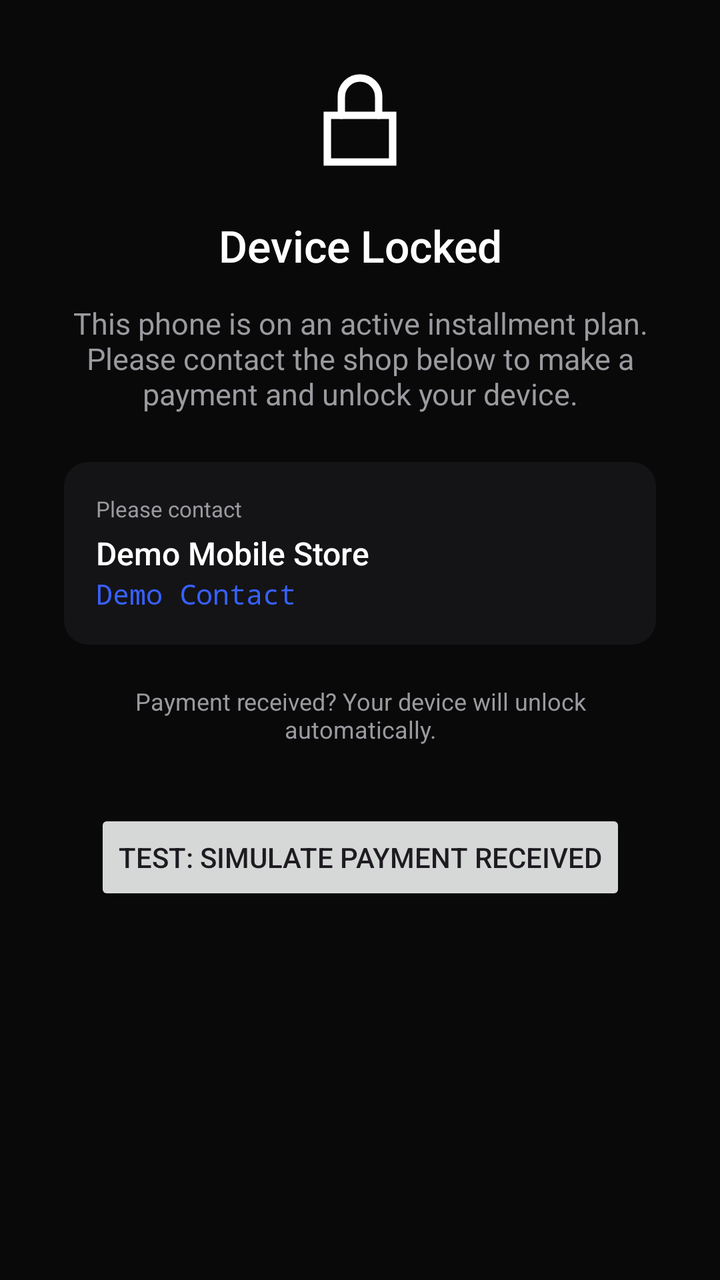
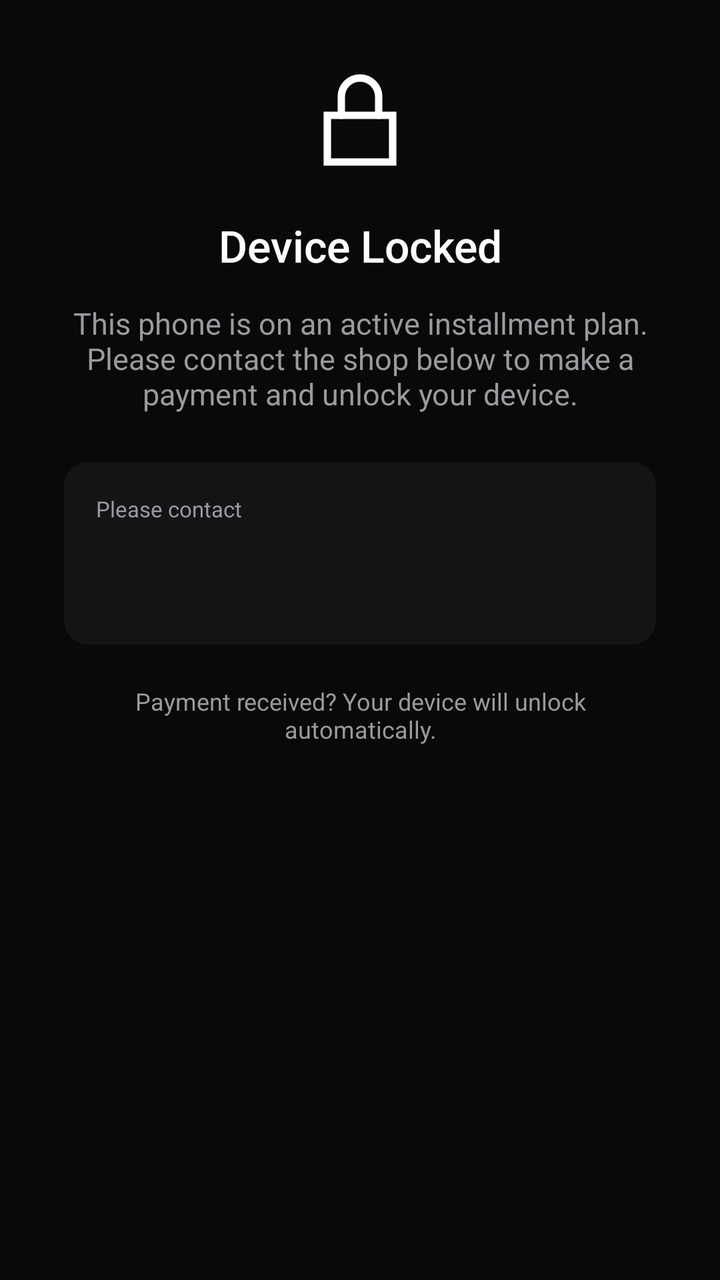

An Android layout rendered at two revisions. The XML below is the earlier revision; the diff shows what the commit changed to produce the second picture.
<!-- AndroidManifest.xml: activity theme Theme.LockPilot.LockScreen -->
<!-- res/layout/activity_lock_screen.xml -->
<?xml version="1.0" encoding="utf-8"?>
<androidx.constraintlayout.widget.ConstraintLayout
    xmlns:android="http://schemas.android.com/apk/res/android"
    xmlns:app="http://schemas.android.com/apk/res-auto"
    android:layout_width="match_parent"
    android:layout_height="match_parent"
    android:background="@color/ink_deep"
    android:padding="32dp">

    <ImageView
        android:id="@+id/lockIcon"
        android:layout_width="56dp"
        android:layout_height="56dp"
        android:contentDescription="@null"
        android:src="@drawable/ic_lock"
        app:layout_constraintBottom_toTopOf="@id/lockTitle"
        app:layout_constraintEnd_toEndOf="parent"
        app:layout_constraintStart_toStartOf="parent"
        app:layout_constraintTop_toTopOf="parent"
        app:layout_constraintVertical_chainStyle="packed" />

    <TextView
        android:id="@+id/lockTitle"
        android:layout_width="wrap_content"
        android:layout_height="wrap_content"
        android:layout_marginTop="20dp"
        android:fontFamily="sans-serif-medium"
        android:text="@string/lock_title"
        android:textColor="@color/white"
        android:textSize="22sp"
        app:layout_constraintEnd_toEndOf="parent"
        app:layout_constraintStart_toStartOf="parent"
        app:layout_constraintTop_toBottomOf="@id/lockIcon" />

    <TextView
        android:id="@+id/lockBody"
        android:layout_width="0dp"
        android:layout_height="wrap_content"
        android:layout_marginTop="14dp"
        android:gravity="center"
        android:text="@string/lock_body"
        android:textColor="@color/slate"
        android:textSize="15sp"
        app:layout_constraintEnd_toEndOf="parent"
        app:layout_constraintStart_toStartOf="parent"
        app:layout_constraintTop_toBottomOf="@id/lockTitle"
        app:layout_constraintWidth_max="320dp" />

    <androidx.cardview.widget.CardView
        android:id="@+id/contactCard"
        android:layout_width="0dp"
        android:layout_height="wrap_content"
        android:layout_marginTop="24dp"
        app:cardBackgroundColor="#141416"
        app:cardCornerRadius="12dp"
        app:cardElevation="0dp"
        app:layout_constraintEnd_toEndOf="@id/lockBody"
        app:layout_constraintStart_toStartOf="@id/lockBody"
        app:layout_constraintTop_toBottomOf="@id/lockBody">

        <LinearLayout
            android:layout_width="match_parent"
            android:layout_height="wrap_content"
            android:orientation="vertical"
            android:padding="16dp">

            <TextView
                android:id="@+id/contactLabel"
                android:layout_width="wrap_content"
                android:layout_height="wrap_content"
                android:text="@string/lock_contact_label"
                android:textColor="@color/slate"
                android:textSize="11sp" />

            <TextView
                android:id="@+id/shopNameText"
                android:layout_width="wrap_content"
                android:layout_height="wrap_content"
                android:layout_marginTop="4dp"
                android:fontFamily="sans-serif-medium"
                android:text="Demo Mobile Store"
                android:textColor="@color/white"
                android:textSize="16sp" />

            <TextView
                android:id="@+id/shopContactText"
                android:layout_width="wrap_content"
                android:layout_height="wrap_content"
                android:fontFamily="monospace"
                android:text="Demo Contact"
                android:textColor="@color/accent"
                android:textSize="14sp" />
        </LinearLayout>
    </androidx.cardview.widget.CardView>

    <TextView
        android:id="@+id/lockFooter"
        android:layout_width="0dp"
        android:layout_height="wrap_content"
        android:layout_marginTop="20dp"
        android:gravity="center"
        android:text="@string/lock_footer"
        android:textColor="@color/slate"
        android:textSize="12sp"
        app:layout_constraintEnd_toEndOf="@id/lockBody"
        app:layout_constraintStart_toStartOf="@id/lockBody"
        app:layout_constraintTop_toBottomOf="@id/contactCard" />

    
    <Button
        android:id="@+id/testUnlockButton"
        android:layout_width="wrap_content"
        android:layout_height="wrap_content"
        android:layout_marginTop="32dp"
        android:text="Test: Simulate Payment Received"
        app:layout_constraintEnd_toEndOf="parent"
        app:layout_constraintStart_toStartOf="parent"
        app:layout_constraintTop_toBottomOf="@id/lockFooter" />

</androidx.constraintlayout.widget.ConstraintLayout>
<!-- resources referenced by this layout -->
<resources>
  <color name="accent">#3860FF</color>
  <color name="ink_deep">#09090A</color>
  <color name="slate">#9A9A9F</color>
  <color name="white">#FFFFFF</color>
  <!-- drawable ic_lock (drawable) -->
  <vector xmlns:android="http://schemas.android.com/apk/res/android"
      android:width="24dp"
      android:height="24dp"
      android:viewportWidth="24"
      android:viewportHeight="24">
      <path
          android:pathData="M5,11h14v10H5z"
          android:strokeColor="#FFFFFF"
          android:strokeWidth="1.6"
          android:fillColor="#00000000" />
      <path
          android:pathData="M8,11V7a4,4 0,0 1,8 0v4"
          android:strokeColor="#FFFFFF"
          android:strokeWidth="1.6"
          android:strokeLineCap="round"
          android:fillColor="#00000000" />
  </vector>
  <string name="lock_body">This phone is on an active installment plan. Please contact the shop below to make a payment and unlock your device.</string>
  <string name="lock_contact_label">Please contact</string>
  <string name="lock_footer">Payment received? Your device will unlock automatically.</string>
  <string name="lock_title">Device Locked</string>
  <style name="Theme.LockPilot.LockScreen" parent="Theme.LockPilot">
          <item name="android:windowBackground">@color/ink_deep</item>
          <item name="android:statusBarColor" tools:targetApi="l">@color/ink_deep</item>
          <item name="android:windowNoTitle">true</item>
      </style>
  <style name="Theme.LockPilot" parent="Theme.Material3.DayNight.NoActionBar">
          <item name="colorPrimary">@color/accent</item>
          <item name="colorOnPrimary">@color/white</item>
          <item name="android:statusBarColor" tools:targetApi="l">@color/paper</item>
      </style>
  <color name="paper">#FAFAF9</color>
</resources>

<!-- the commit's change to res/layout/activity_lock_screen.xml (unified diff, before → after) -->
@@ -78,7 +78,6 @@
                 android:layout_height="wrap_content"
                 android:layout_marginTop="4dp"
                 android:fontFamily="sans-serif-medium"
-                android:text="Demo Mobile Store"
                 android:textColor="@color/white"
                 android:textSize="16sp" />
 
@@ -87,7 +86,6 @@
                 android:layout_width="wrap_content"
                 android:layout_height="wrap_content"
                 android:fontFamily="monospace"
-                android:text="Demo Contact"
                 android:textColor="@color/accent"
                 android:textSize="14sp" />
         </LinearLayout>
@@ -106,15 +104,4 @@
         app:layout_constraintStart_toStartOf="@id/lockBody"
         app:layout_constraintTop_toBottomOf="@id/contactCard" />
 
-    
-    <Button
-        android:id="@+id/testUnlockButton"
-        android:layout_width="wrap_content"
-        android:layout_height="wrap_content"
-        android:layout_marginTop="32dp"
-        android:text="Test: Simulate Payment Received"
-        app:layout_constraintEnd_toEndOf="parent"
-        app:layout_constraintStart_toStartOf="parent"
-        app:layout_constraintTop_toBottomOf="@id/lockFooter" />
-
 </androidx.constraintlayout.widget.ConstraintLayout>
